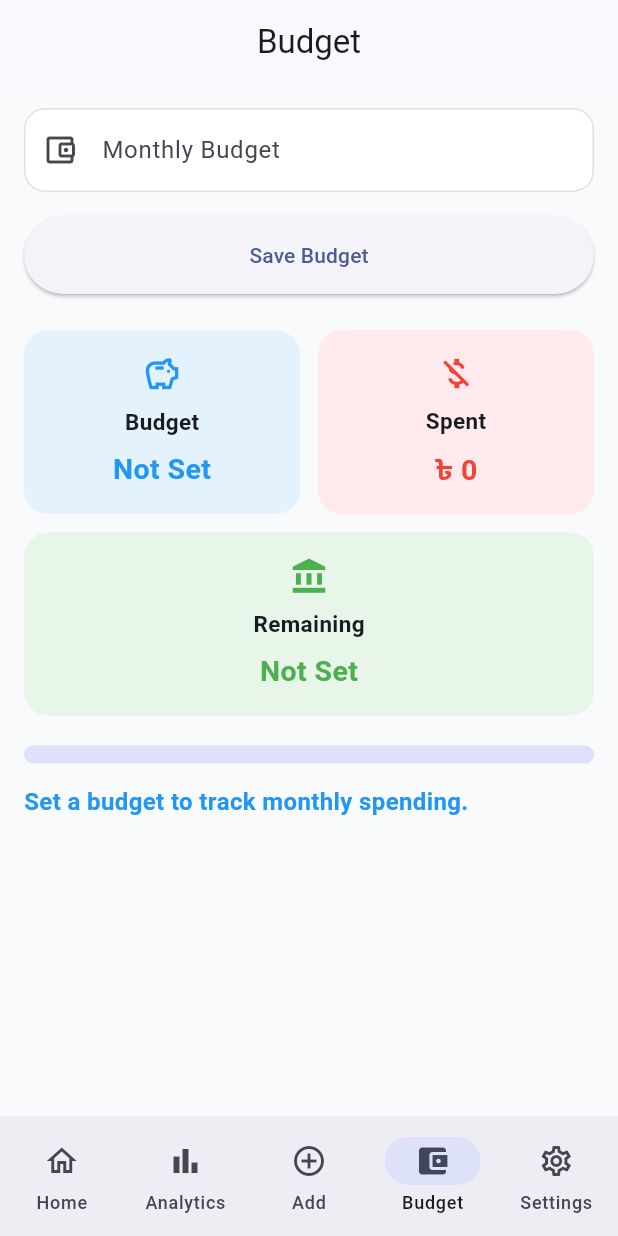
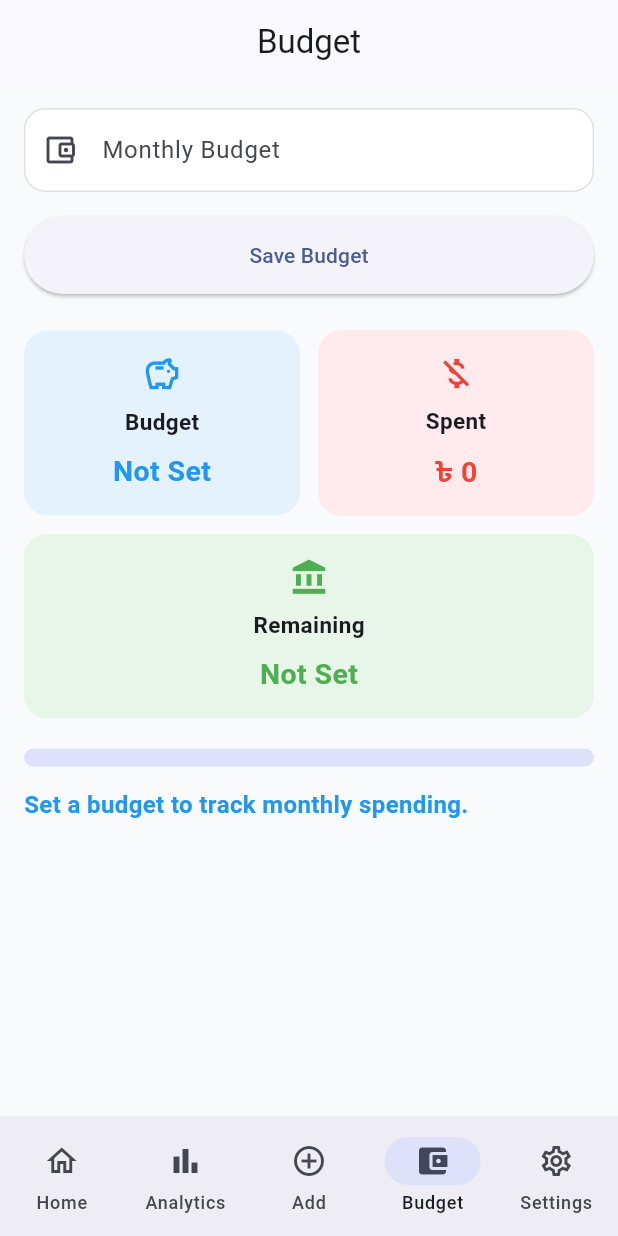
Before and after one commit to AR-NIHAL/trackora-finance-app, a Flutter app: the screen it shows after launch, item 4 of the bottom bar chosen, on a phone screen of 412 x 824 dp. Run offline on Flutter 3.47's test engine with Material 3 defaults, Android fonts, the light colour scheme and no system bars; our stand-ins replace fl_chart, flutter_riverpod, hive, hive_flutter, shared_preferences, sqflite; accounts and stored records are empty.

Commit message:
Update summary_card.dart

```diff
--- a/trackora/lib/widgets/summary_card.dart
+++ b/trackora/lib/widgets/summary_card.dart
@@ -32,7 +32,7 @@ class SummaryCard extends StatelessWidget {
             title,
             style: const TextStyle(fontSize: 15, fontWeight: FontWeight.w600),
           ),
-          const SizedBox(height: 8),
+          const SizedBox(height: 9),
           Text(
             amount,
             style: TextStyle(
```
